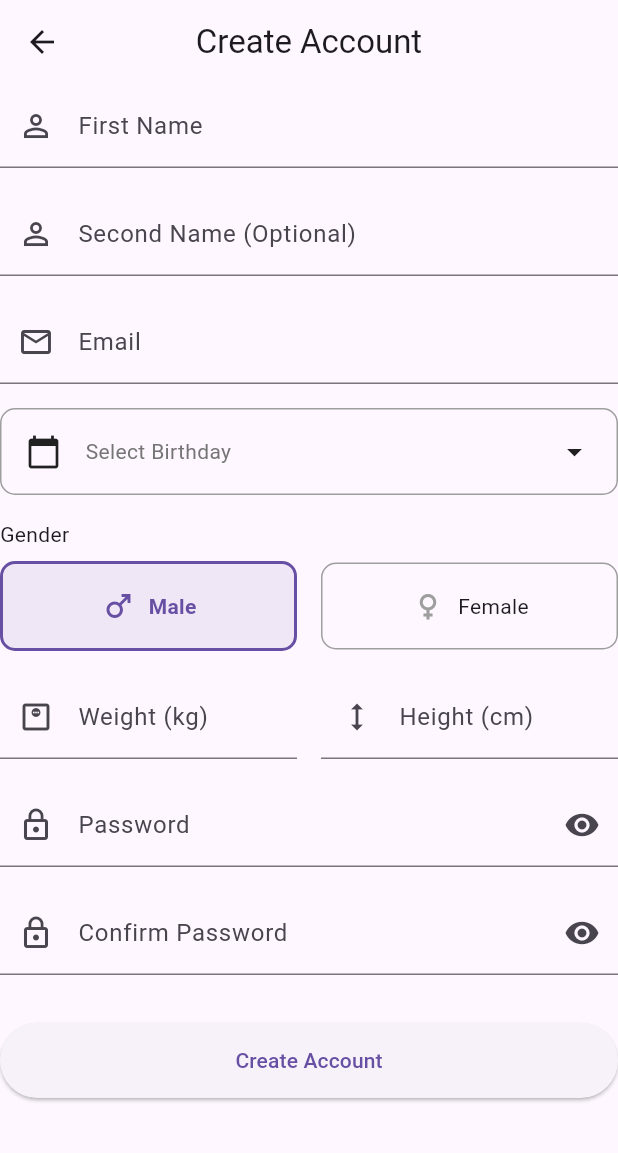
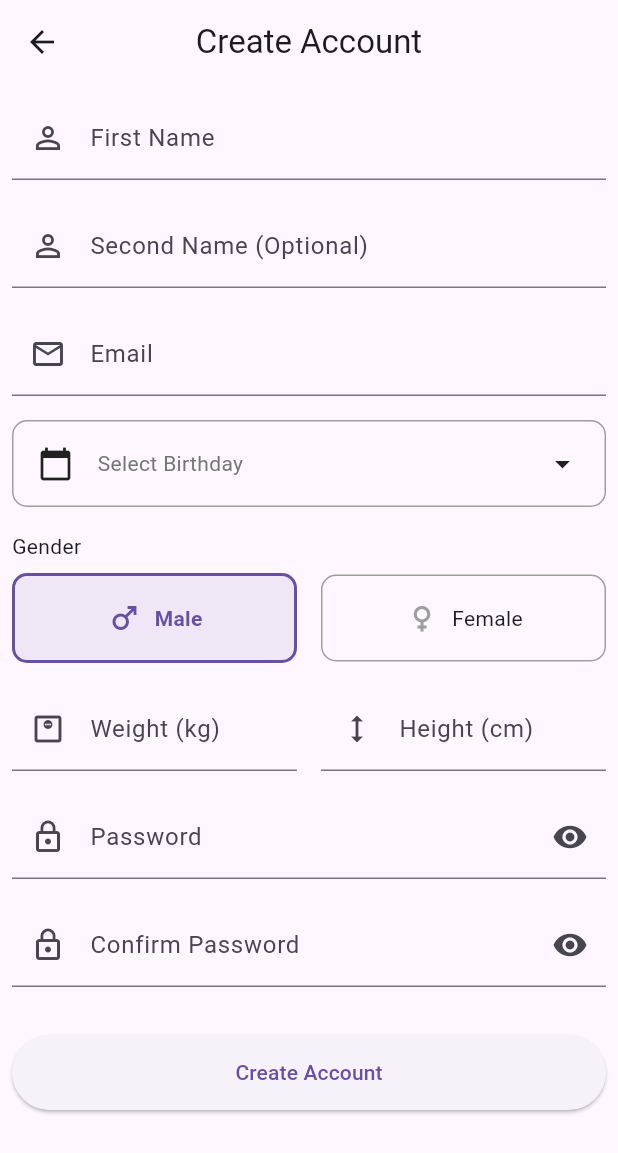
Before and after one commit to mustafaAbdAlRazzak/gaia_nutrition_plans, a Flutter app: the screen it shows after launch, after a tap on "Login", after a tap on "Create Account", on a phone screen of 412 x 824 dp. Shown: the top 1153 px of the screen. Run offline on Flutter 3.47's test engine with Material 3 defaults, Android fonts, the phone set to English and light mode, and no system bars; our stand-ins replace get, get_storage, infinite_scroll_pagination, sqflite, supabase_flutter; missing offline and left inert: flutter_stripe; accounts and stored records are empty.

Commit message:
Update features: diet plan, foods, user login/register

```diff
--- a/lib/features/diet_plan_feature/presentation_layer/select_foods_presentation/select_foods_page.dart
+++ b/lib/features/diet_plan_feature/presentation_layer/select_foods_presentation/select_foods_page.dart
@@ -12,8 +12,7 @@ class SelectFoodsPage extends StatelessWidget {
   @override
   Widget build(BuildContext context) {
     return GetBuilder<SelectFoodsController>(
-      builder: (controller) => Card(
-        child: Scaffold(
+      builder: (controller) => Scaffold(
         appBar: AppBar(
           title: const Text('Select Foods'),
           leading: IconButton(
@@ -27,7 +26,9 @@ class SelectFoodsPage extends StatelessWidget {
             ),
           ],
         ),
-          body: Column(
+        body: Padding(
+          padding: const EdgeInsets.all(smallSpace),
+          child: Column(
             crossAxisAlignment: CrossAxisAlignment.start,
             children: [
               const SizedBox(height: mediumSpace),
--- a/lib/features/food_feature/data_layer/data_sources/local_data_sources/sqflite_data_sources/food_sqflite_data_source.dart
+++ b/lib/features/food_feature/data_layer/data_sources/local_data_sources/sqflite_data_sources/food_sqflite_data_source.dart
@@ -21,8 +21,11 @@ class FoodSqfliteDataSource implements FoodLocalDataSources {
       whereArgs: [food.name],
     );
     if (existing.isEmpty) {
-      // إذا لم يكن موجوداً، قم بالحفظ
-      return await database.insert(tableName, model.toMap());
+      final map = model.toMap();
+      if (food.id != null) {
+        map['id'] = food.id;
+      }
+      return await database.insert(tableName, map);
     }
     return existing.first['id'] as int;
   }
--- a/lib/features/food_feature/presentation_layer/foods_list_presentation/foods_list_controller.dart
+++ b/lib/features/food_feature/presentation_layer/foods_list_presentation/foods_list_controller.dart
@@ -89,8 +89,9 @@ class FoodsListController extends GetxController {
 
   Future<void> saveFood(FoodEntity food) async {
     try {
+      savedFoodsId.add(food.id!);
+      update();
       await saveFoodUseCase.execute(food);
-      pagingController.refresh();
     } catch (e) {
       Get.snackbar('Error', 'Failed to save food');
     }
@@ -98,6 +99,8 @@ class FoodsListController extends GetxController {
 
   Future<void> unsaveFood(FoodEntity food) async {
     try {
+      savedFoodsId.remove(food.id!);
+      update();
       await unsaveFoodUseCase.execute(food);
       pagingController.refresh();
     } catch (e) {
--- a/lib/features/food_feature/presentation_layer/foods_list_presentation/widgets/foods_list_section.dart
+++ b/lib/features/food_feature/presentation_layer/foods_list_presentation/widgets/foods_list_section.dart
@@ -5,20 +5,25 @@ import 'package:gaia_nutrition_plans/features/food_feature/presentation_layer/fo
 import 'package:get/get.dart';
 import 'package:infinite_scroll_pagination/infinite_scroll_pagination.dart';
 
-class FoodsListSection extends GetView<FoodsListController> {
+class FoodsListSection extends StatelessWidget {
   const FoodsListSection({super.key});
 
   @override
   Widget build(BuildContext context) {
+    return GetBuilder<FoodsListController>(
+      builder: (controller) {
         return PagingListener(
           controller: controller.pagingController,
           builder: (context, state, fetchNextPage) => PagedListView(
             state: state,
             fetchNextPage: () => fetchNextPage(),
             builderDelegate: PagedChildBuilderDelegate<FoodEntity>(
-          itemBuilder: (context, item, index) => FoodListTileWidget(food: item),
+              itemBuilder: (context, item, index) =>
+                  FoodListTileWidget(food: item),
             ),
           ),
         );
+      },
+    );
   }
 }
--- a/lib/features/user_feature/presentation_layer/login_presentation/login_controller.dart
+++ b/lib/features/user_feature/presentation_layer/login_presentation/login_controller.dart
@@ -50,13 +50,6 @@ class LoginController extends GetxController {
         password: passwordController.text,
       );
       Get.off(() => const IndexPage(), binding: IndexBinding());
-      Get.snackbar(
-        'Success',
-        'Login successful!',
-        snackPosition: SnackPosition.TOP,
-        backgroundColor: Colors.green,
-        colorText: Colors.white,
-      );
     } catch (e) {
       _errorMessage = 'Login failed. Please try again.';
     } finally {
--- a/lib/features/user_feature/presentation_layer/login_presentation/login_page.dart
+++ b/lib/features/user_feature/presentation_layer/login_presentation/login_page.dart
@@ -8,24 +8,21 @@ import 'widgets/password_input_widget.dart';
 import 'widgets/login_button_widget.dart';
 import 'widgets/create_account_button_widget.dart';
 
-class LoginPage extends StatelessWidget {
+class LoginPage extends GetView<LoginController> {
   const LoginPage({super.key});
 
   @override
   Widget build(BuildContext context) {
     return Scaffold(
       appBar: AppBar(title: const Text('Login'), centerTitle: true),
-      body: GetBuilder<LoginController>(
-        builder: (controller) {
-          return SingleChildScrollView(
+      body: SingleChildScrollView(
         padding: const EdgeInsets.all(mediumSpace),
         child: Form(
           key: controller.formKey,
           child: Column(
             crossAxisAlignment: CrossAxisAlignment.stretch,
             children: [
-                  if (controller.errorMessage != null)
-                    const LoginErrorMessage(),
+              if (controller.errorMessage != null) const LoginErrorMessage(),
               const EmailInputWidget(),
               const SizedBox(height: largeSpace),
               const PasswordInputWidget(),
@@ -37,8 +34,6 @@ class LoginPage extends StatelessWidget {
             ],
           ),
         ),
-          );
-        },
       ),
     );
   }
--- a/lib/features/user_feature/presentation_layer/login_presentation/widgets/login_button_widget.dart
+++ b/lib/features/user_feature/presentation_layer/login_presentation/widgets/login_button_widget.dart
@@ -2,16 +2,20 @@ import 'package:flutter/material.dart';
 import 'package:gaia_nutrition_plans/features/user_feature/presentation_layer/login_presentation/login_controller.dart';
 import 'package:get/get.dart';
 
-class LoginButtonWidget extends GetView<LoginController> {
+class LoginButtonWidget extends StatelessWidget {
   const LoginButtonWidget({super.key});
 
   @override
   Widget build(BuildContext context) {
-    return ElevatedButton(
-      onPressed: controller.isLoading ? null : controller.login,
-      child: controller.isLoading
-          ? const CircularProgressIndicator()
-          : const Text('Login'),
+    return GetBuilder<LoginController>(
+      builder: (controller) {
+        return ElevatedButton(
+          onPressed: controller.isLoading ? null : controller.login,
+          child: controller.isLoading
+              ? const CircularProgressIndicator()
+              : const Text('Login'),
+        );
+      },
     );
   }
 }
--- a/lib/features/user_feature/presentation_layer/login_presentation/widgets/password_input_widget.dart
+++ b/lib/features/user_feature/presentation_layer/login_presentation/widgets/password_input_widget.dart
@@ -2,11 +2,13 @@ import 'package:flutter/material.dart';
 import 'package:gaia_nutrition_plans/features/user_feature/presentation_layer/login_presentation/login_controller.dart';
 import 'package:get/state_manager.dart';
 
-class PasswordInputWidget extends GetView<LoginController> {
+class PasswordInputWidget extends StatelessWidget {
   const PasswordInputWidget({super.key});
 
   @override
   Widget build(BuildContext context) {
+    return GetBuilder<LoginController>(
+      builder: (controller) {
         return TextFormField(
           controller: controller.passwordController,
           obscureText: !controller.isPasswordVisible,
@@ -20,7 +22,7 @@ class PasswordInputWidget extends GetView<LoginController> {
                     ? Icons.visibility_off
                     : Icons.visibility,
               ),
-          onPressed: controller.togglePasswordVisibility,
+              onPressed: () => controller.togglePasswordVisibility(),
             ),
           ),
           validator: (value) {
@@ -34,5 +36,7 @@ class PasswordInputWidget extends GetView<LoginController> {
           },
           onChanged: (value) => controller.clearError(),
         );
+      },
+    );
   }
 }
--- a/lib/features/user_feature/presentation_layer/register_presentation/register_page.dart
+++ b/lib/features/user_feature/presentation_layer/register_presentation/register_page.dart
@@ -21,7 +21,9 @@ class RegisterPage extends StatelessWidget {
       appBar: AppBar(title: const Text('Create Account'), centerTitle: true),
       body: GetBuilder<RegisterController>(
         builder: (controller) {
-          return Form(
+          return SingleChildScrollView(
+            padding: const EdgeInsets.all(smallSpace),
+            child: Form(
               key: controller.formKey,
               child: Column(
                 crossAxisAlignment: CrossAxisAlignment.stretch,
@@ -40,19 +42,29 @@ class RegisterPage extends StatelessWidget {
                   const SizedBox(height: mediumSpace),
                   const WeightHeightInputWidget(),
                   const SizedBox(height: mediumSpace),
-                const RegisterPasswordInputWidget(
+                  RegisterPasswordInputWidget(
                     labelText: 'Password',
                     hintText: 'Enter your password',
+                    controller: controller.passwordController,
+                    isVisible: controller.isPasswordVisible,
+                    toggleVisibility: controller.togglePasswordVisibility,
+                    clearError: controller.clearError,
                   ),
                   const SizedBox(height: mediumSpace),
-                const RegisterPasswordInputWidget(
+                  RegisterPasswordInputWidget(
                     labelText: 'Confirm Password',
                     hintText: 'Confirm your password',
+                    controller: controller.confirmPasswordController,
+                    isVisible: controller.isConfirmPasswordVisible,
+                    toggleVisibility:
+                        controller.toggleConfirmPasswordVisibility,
+                    clearError: controller.clearError,
                   ),
                   const SizedBox(height: largeSpace),
                   const RegisterButtonWidget(),
                   const SizedBox(height: largeSpace),
                 ],
+              ),
             ),
           );
         },
--- a/lib/features/user_feature/presentation_layer/register_presentation/widgets/birthday_picker_widget.dart
+++ b/lib/features/user_feature/presentation_layer/register_presentation/widgets/birthday_picker_widget.dart
@@ -2,11 +2,13 @@ import 'package:flutter/material.dart';
 import 'package:gaia_nutrition_plans/features/user_feature/presentation_layer/register_presentation/register_controller.dart';
 import 'package:get/state_manager.dart';
 
-class BirthdayPickerWidget extends GetView<RegisterController> {
+class BirthdayPickerWidget extends StatelessWidget {
   const BirthdayPickerWidget({super.key});
 
   @override
   Widget build(BuildContext context) {
+    return GetBuilder<RegisterController>(
+      builder: (controller) {
         return InkWell(
           onTap: () => controller.selectDate(context),
           borderRadius: BorderRadius.circular(10),
@@ -42,5 +44,7 @@ class BirthdayPickerWidget extends GetView<RegisterController> {
             ),
           ),
         );
+      },
+    );
   }
 }
--- a/lib/features/user_feature/presentation_layer/register_presentation/widgets/gender_selector_widget.dart
+++ b/lib/features/user_feature/presentation_layer/register_presentation/widgets/gender_selector_widget.dart
@@ -2,12 +2,13 @@ import 'package:flutter/material.dart';
 import 'package:gaia_nutrition_plans/features/user_feature/presentation_layer/register_presentation/register_controller.dart';
 import 'package:get/get.dart';
 
-class GenderSelectorWidget extends GetView<RegisterController> {
+class GenderSelectorWidget extends StatelessWidget {
   const GenderSelectorWidget({super.key});
 
   @override
   Widget build(BuildContext context) {
-    final bool selectedGender = controller.selectedGender;
+    return GetBuilder<RegisterController>(
+      builder: (controller) {
         return Column(
           crossAxisAlignment: CrossAxisAlignment.start,
           children: [
@@ -22,14 +23,16 @@ class GenderSelectorWidget extends GetView<RegisterController> {
                       padding: const EdgeInsets.symmetric(vertical: 16),
                       decoration: BoxDecoration(
                         border: Border.all(
-                      color: selectedGender
+                          color: controller.selectedGender
                               ? Theme.of(context).primaryColor
                               : Colors.grey,
-                      width: selectedGender ? 2 : 1,
+                          width: controller.selectedGender ? 2 : 1,
                         ),
                         borderRadius: BorderRadius.circular(10),
-                    color: selectedGender
-                        ? Theme.of(context).primaryColor.withValues(alpha: 0.1)
+                        color: controller.selectedGender
+                            ? Theme.of(
+                                context,
+                              ).primaryColor.withValues(alpha: 0.1)
                             : null,
                       ),
                       child: Row(
@@ -38,18 +41,21 @@ class GenderSelectorWidget extends GetView<RegisterController> {
                           Icon(
                             Icons.male,
                             size: 24,
-                        color: selectedGender
+                            color: controller.selectedGender
                                 ? Theme.of(context).primaryColor
                                 : Colors.grey,
                           ),
                           const SizedBox(width: 8),
                           Text(
                             'Male',
-                        style: Theme.of(context).textTheme.bodyMedium?.copyWith(
-                          color: selectedGender
+                            style: Theme.of(context).textTheme.bodyMedium
+                                ?.copyWith(
+                                  color: controller.selectedGender
                                       ? Theme.of(context).primaryColor
                                       : null,
-                          fontWeight: selectedGender ? FontWeight.bold : null,
+                                  fontWeight: controller.selectedGender
+                                      ? FontWeight.bold
+                                      : null,
                                 ),
                           ),
                         ],
@@ -65,14 +71,16 @@ class GenderSelectorWidget extends GetView<RegisterController> {
                       padding: const EdgeInsets.symmetric(vertical: 16),
                       decoration: BoxDecoration(
                         border: Border.all(
-                      color: !selectedGender
+                          color: !controller.selectedGender
                               ? Theme.of(context).primaryColor
                               : Colors.grey,
-                      width: !selectedGender ? 2 : 1,
+                          width: !controller.selectedGender ? 2 : 1,
                         ),
                         borderRadius: BorderRadius.circular(10),
-                    color: !selectedGender
-                        ? Theme.of(context).primaryColor.withValues(alpha: 0.1)
+                        color: !controller.selectedGender
+                            ? Theme.of(
+                                context,
+                              ).primaryColor.withValues(alpha: 0.1)
                             : null,
                       ),
                       child: Row(
@@ -81,18 +89,21 @@ class GenderSelectorWidget extends GetView<RegisterController> {
                           Icon(
                             Icons.female,
                             size: 24,
-                        color: !selectedGender
+                            color: !controller.selectedGender
                                 ? Theme.of(context).primaryColor
                                 : Colors.grey,
                           ),
                           const SizedBox(width: 8),
                           Text(
                             'Female',
-                        style: Theme.of(context).textTheme.bodyMedium?.copyWith(
-                          color: !selectedGender
+                            style: Theme.of(context).textTheme.bodyMedium
+                                ?.copyWith(
+                                  color: !controller.selectedGender
                                       ? Theme.of(context).primaryColor
                                       : null,
-                          fontWeight: !selectedGender ? FontWeight.bold : null,
+                                  fontWeight: !controller.selectedGender
+                                      ? FontWeight.bold
+                                      : null,
                                 ),
                           ),
                         ],
@@ -104,5 +115,7 @@ class GenderSelectorWidget extends GetView<RegisterController> {
             ),
           ],
         );
+      },
+    );
   }
 }
--- a/lib/features/user_feature/presentation_layer/register_presentation/widgets/register_button_widget.dart
+++ b/lib/features/user_feature/presentation_layer/register_presentation/widgets/register_button_widget.dart
@@ -2,11 +2,13 @@ import 'package:flutter/material.dart';
 import 'package:gaia_nutrition_plans/features/user_feature/presentation_layer/register_presentation/register_controller.dart';
 import 'package:get/state_manager.dart';
 
-class RegisterButtonWidget extends GetView<RegisterController> {
+class RegisterButtonWidget extends StatelessWidget {
   const RegisterButtonWidget({super.key});
 
   @override
   Widget build(BuildContext context) {
+    return GetBuilder<RegisterController>(
+      builder: (controller) {
         return SizedBox(
           width: double.infinity,
           height: 50,
@@ -24,5 +26,7 @@ class RegisterButtonWidget extends GetView<RegisterController> {
                 : const Text('Create Account'),
           ),
         );
+      },
+    );
   }
 }
--- a/lib/features/user_feature/presentation_layer/register_presentation/widgets/register_password_input_widget.dart
+++ b/lib/features/user_feature/presentation_layer/register_presentation/widgets/register_password_input_widget.dart
@@ -1,34 +1,38 @@
 import 'package:flutter/material.dart';
-import 'package:gaia_nutrition_plans/features/user_feature/presentation_layer/register_presentation/register_controller.dart';
-import 'package:get/state_manager.dart';
 
-class RegisterPasswordInputWidget extends GetView<RegisterController> {
+class RegisterPasswordInputWidget extends StatelessWidget {
   final String labelText;
   final String hintText;
+  final TextEditingController controller;
+  final void Function() toggleVisibility;
+  final Function clearError;
+  final bool isVisible;
 
   const RegisterPasswordInputWidget({
     super.key,
     this.labelText = 'Password',
     this.hintText = 'Enter your password',
+    required this.controller,
+    required this.toggleVisibility,
+    required this.clearError,
+    this.isVisible = false,
   });
 
   @override
   Widget build(BuildContext context) {
     return TextFormField(
-      controller: controller.passwordController,
-      obscureText: !controller.isPasswordVisible,
+      controller: controller,
+      obscureText: !isVisible,
       decoration: InputDecoration(
         labelText: labelText,
         hintText: hintText,
         prefixIcon: const Icon(Icons.lock_outline, size: 24),
         suffixIcon: IconButton(
           icon: Icon(
-            controller.isPasswordVisible
-                ? Icons.visibility_off
-                : Icons.visibility,
+            isVisible ? Icons.visibility_off : Icons.visibility,
             size: 24,
           ),
-          onPressed: controller.togglePasswordVisibility,
+          onPressed: toggleVisibility,
         ),
       ),
       validator: (value) {
@@ -43,7 +47,7 @@ class RegisterPasswordInputWidget extends GetView<RegisterController> {
         }
         return null;
       },
-      onChanged: (value) => controller.clearError(),
+      onChanged: (value) => clearError(),
     );
   }
 }
```
Lines whose indentation alone changed are shown as unchanged.
